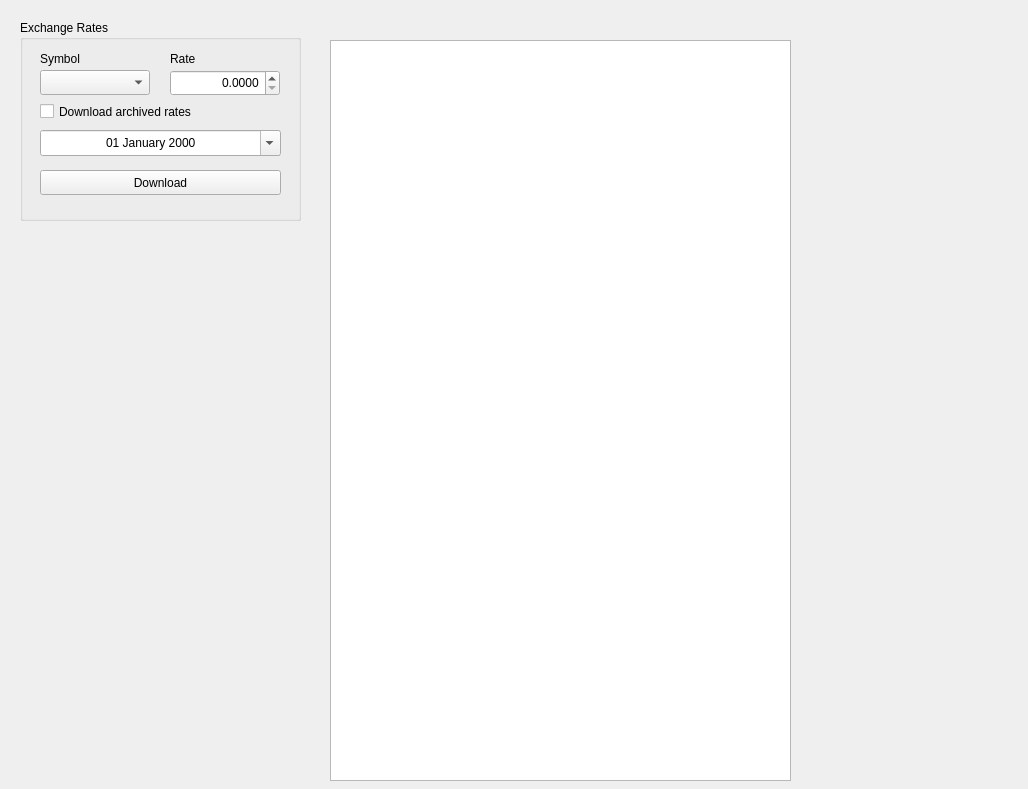
Before: the Qt Designer form Widget/MainWidget.ui in wslowinski/QtFinance, drawn with Qt 5.
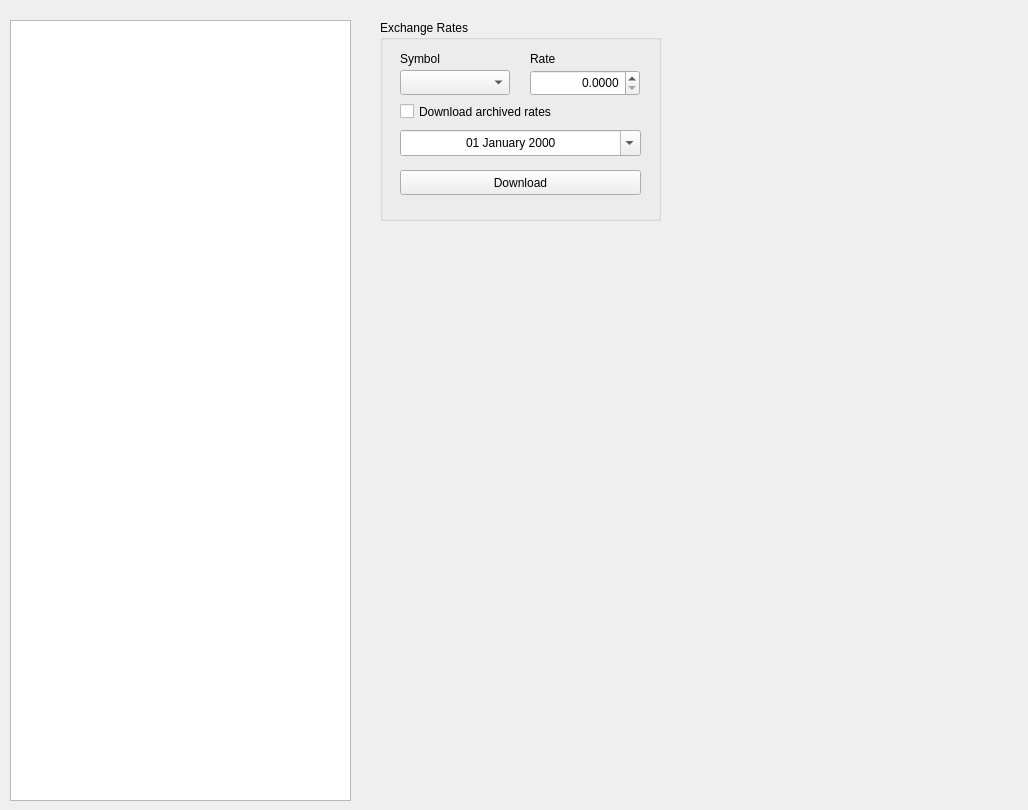
After: the same form once the commit is applied.

Commit message: Add table with exchange rates

```diff
--- a/Widget/MainWidget.ui
+++ b/Widget/MainWidget.ui
@@ -7,7 +7,7 @@
     <x>0</x>
     <y>0</y>
     <width>1028</width>
-    <height>789</height>
+    <height>810</height>
    </rect>
   </property>
   <property name="windowTitle">
@@ -16,7 +16,7 @@
   <widget class="QGroupBox" name="gbExchangeRates">
    <property name="geometry">
     <rect>
-     <x>20</x>
+     <x>380</x>
      <y>20</y>
      <width>281</width>
      <height>201</height>
@@ -132,15 +132,30 @@
     </property>
    </widget>
   </widget>
-  <widget class="QTextEdit" name="edtText">
+  <widget class="QTableWidget" name="tableWidget">
    <property name="geometry">
     <rect>
-     <x>330</x>
-     <y>40</y>
-     <width>461</width>
-     <height>741</height>
+     <x>10</x>
+     <y>20</y>
+     <width>341</width>
+     <height>781</height>
     </rect>
    </property>
+   <property name="lineWidth">
+    <number>-10</number>
+   </property>
+   <property name="selectionMode">
+    <enum>QAbstractItemView::NoSelection</enum>
+   </property>
+   <property name="selectionBehavior">
+    <enum>QAbstractItemView::SelectRows</enum>
+   </property>
+   <property name="showGrid">
+    <bool>false</bool>
+   </property>
+   <property name="gridStyle">
+    <enum>Qt::SolidLine</enum>
+   </property>
   </widget>
  </widget>
  <resources/>
```
The commit also changes 1 other file.
